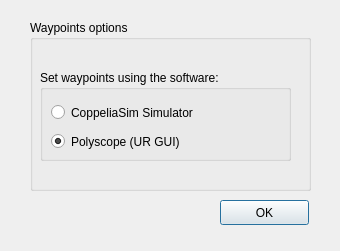
Before: the Qt Designer form ui/set_waypointsdialog.ui in JoaoQPereira/motion_manager, drawn with Qt 5.
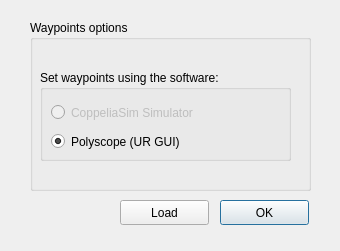
After: the same form once the commit is applied.

The edit to the form file:
```diff
--- a/ui/set_waypointsdialog.ui
+++ b/ui/set_waypointsdialog.ui
@@ -64,7 +64,7 @@
     </widget>
     <widget class="QRadioButton" name="radioButton_set_Coppelia">
      <property name="enabled">
-      <bool>true</bool>
+      <bool>false</bool>
      </property>
      <property name="geometry">
       <rect>
@@ -77,6 +77,9 @@
      <property name="text">
       <string>CoppeliaSim Simulator</string>
      </property>
+     <property name="checkable">
+      <bool>false</bool>
+     </property>
      <property name="checked">
       <bool>false</bool>
      </property>
@@ -96,6 +99,19 @@
     <string>OK</string>
    </property>
   </widget>
+  <widget class="QPushButton" name="pushButton_Load">
+   <property name="geometry">
+    <rect>
+     <x>120</x>
+     <y>200</y>
+     <width>89</width>
+     <height>25</height>
+    </rect>
+   </property>
+   <property name="text">
+    <string>Load</string>
+   </property>
+  </widget>
  </widget>
  <resources/>
  <connections/>
```
